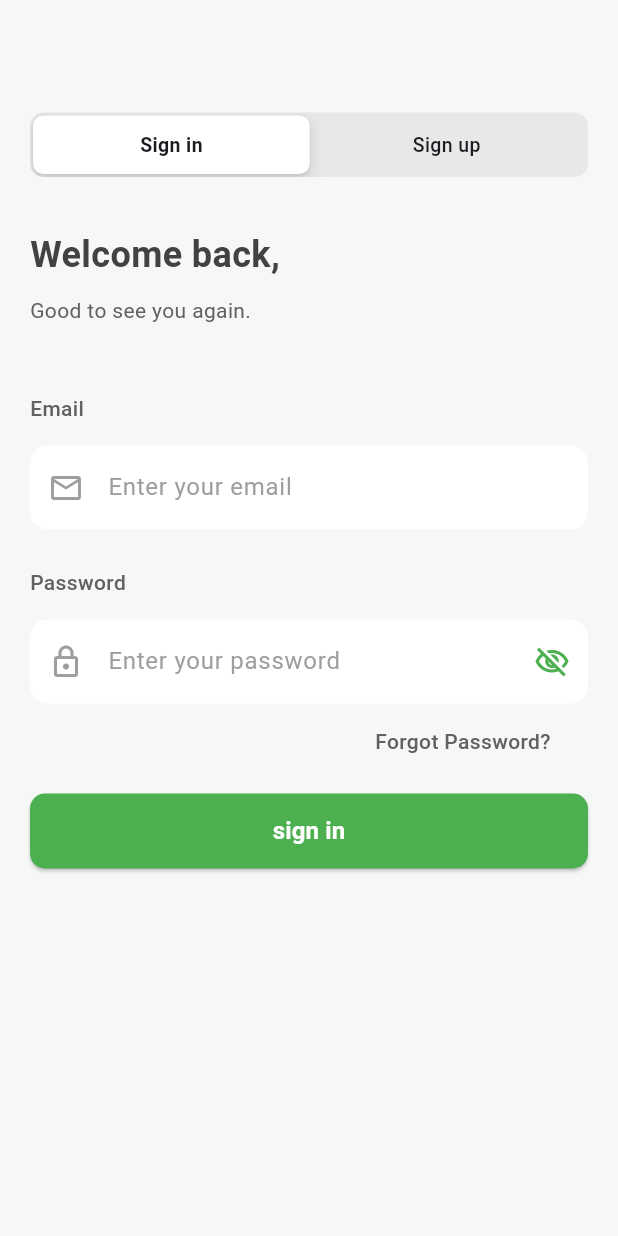
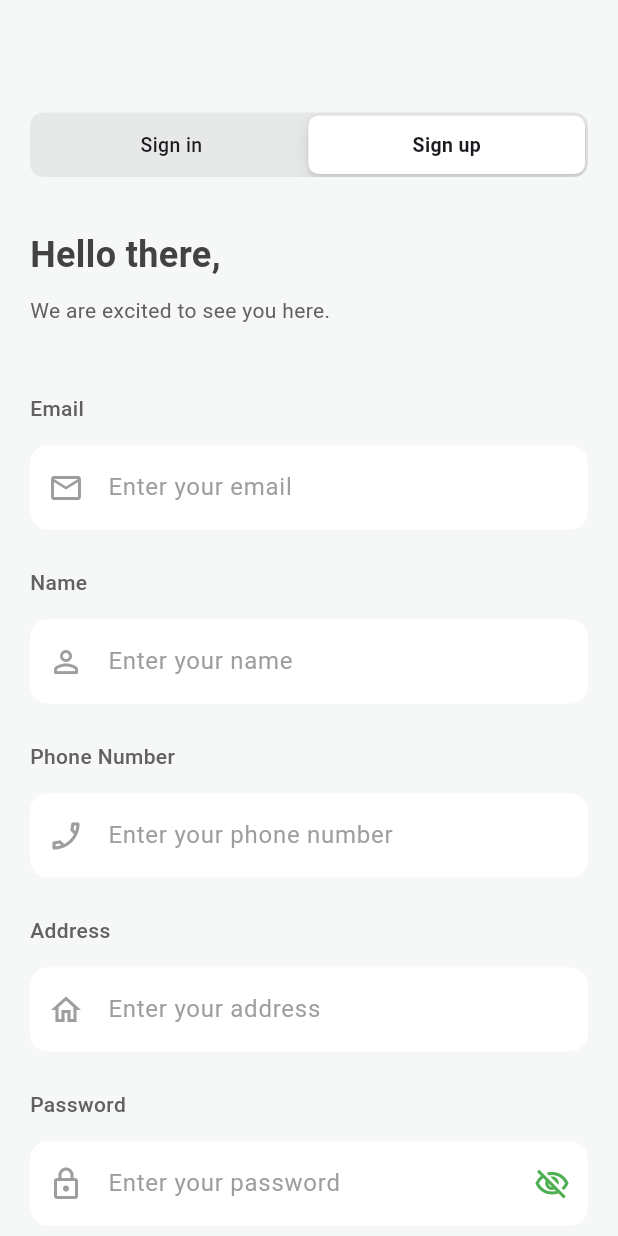
Before and after one commit to CV-JM-Network/BPKPD-Pasuruan-Flutter, a Flutter app: the screen it shows after launch, on a phone screen of 412 x 824 dp. Run offline on Flutter 3.47's test engine with Material 3 defaults, Android fonts, the phone set to English and light mode, and no system bars; our stand-ins replace pinput.

Commit message:
integrasi api register

```diff
--- /dev/null
+++ b/lib/api_service/registrasi/confirmation_request.dart
@@ -0,0 +1,11 @@
+class ConfirmationRequest {
+  final String kodeKonfirmasi;
+  final String deviceId;
+
+  ConfirmationRequest({required this.kodeKonfirmasi, required this.deviceId});
+
+  Map<String, dynamic> toJson() => {
+        'kode_konfirmasi': kodeKonfirmasi,
+        'device_id': deviceId,
+      };
+}
--- /dev/null
+++ b/lib/api_service/registrasi/registration_request.dart
@@ -0,0 +1,26 @@
+class RegistrationRequest {
+  final String email;
+  final String password;
+  final String nama;
+  final String alamat;
+  final String telpon;
+  final String deviceToken;
+
+  RegistrationRequest({
+    required this.email,
+    required this.password,
+    required this.nama,
+    required this.alamat,
+    required this.telpon,
+    required this.deviceToken,
+  });
+
+  Map<String, dynamic> toJson() => {
+        'email': email,
+        'password': password,
+        'nama': nama,
+        'alamat': alamat,
+        'telpon': telpon,
+        'device_token': deviceToken,
+      };
+}
--- /dev/null
+++ b/lib/api_service/registrasi/registration_response.dart
@@ -0,0 +1,13 @@
+class RegistrationResponse {
+  final String status;
+  final String message;
+
+  RegistrationResponse({required this.status, required this.message});
+
+  factory RegistrationResponse.fromJson(Map<String, dynamic> json) {
+    return RegistrationResponse(
+      status: json['status'],
+      message: json['message'],
+    );
+  }
+}
--- a/lib/main.dart
+++ b/lib/main.dart
@@ -1,11 +1,11 @@
-import 'package:bpkpd_pasuruan_app/screens/login.dart';
-import 'package:device_preview/device_preview.dart';
+import 'package:bpkpd_pasuruan_app/screens/register.dart';
 import 'package:flutter/material.dart';
 
 void main() {
-  runApp(DevicePreview(
-    builder: (context) => const MyApp(),
-  ));
+  // runApp(DevicePreview(
+  //   builder: (context) => const MyApp(),
+  // ));
+  runApp(const MyApp());
 }
 
 class MyApp extends StatelessWidget {
@@ -15,7 +15,7 @@ class MyApp extends StatelessWidget {
   @override
   Widget build(BuildContext context) {
     return const MaterialApp(
-      home: Login(),
+      home: Register(),
     );
   }
 }
--- a/lib/screens/login.dart
+++ b/lib/screens/login.dart
@@ -4,7 +4,6 @@ import 'package:bpkpd_pasuruan_app/screens/widget/passwordField_widget.dart';
 import 'package:flutter/cupertino.dart';
 import 'package:flutter/material.dart';
 
-import 'widget/emailField_widget.dart';
 import 'widget/text_widget.dart';
 
 class Login extends StatefulWidget {
@@ -20,7 +19,7 @@ class _LoginState extends State<Login> {
   int? _sliding = 0;
 
   var emailController = TextEditingController();
-  var passwordController = TextEditingController();
+  final TextEditingController _passwordController = TextEditingController();
 
   @override
   Widget build(BuildContext context) {
@@ -87,7 +86,7 @@ class _LoginState extends State<Login> {
                 const SizedBox(
                   height: 15,
                 ),
-                const EmailField(),
+                // const InputField(),
                 const SizedBox(
                   height: 25,
                 ),
@@ -100,7 +99,9 @@ class _LoginState extends State<Login> {
                 const SizedBox(
                   height: 15,
                 ),
-                const PasswordField(),
+                PasswordField(
+                  passwordController: _passwordController,
+                ),
                 const SizedBox(
                   height: 15,
                 ),
--- a/lib/screens/register.dart
+++ b/lib/screens/register.dart
@@ -3,9 +3,11 @@ import 'package:bpkpd_pasuruan_app/screens/widget/passwordField_widget.dart';
 import 'package:flutter/cupertino.dart';
 import 'package:flutter/material.dart';
 
-import 'widget/emailField_widget.dart';
+import '../api_service/api_service.dart';
+import '../api_service/registrasi/registration_request.dart';
+import 'verification_code.dart';
+import 'widget/inputField_widget.dart';
 import 'widget/text_widget.dart';
-import 'widget/usernameField_widget.dart';
 
 class Register extends StatefulWidget {
   const Register({super.key});
@@ -15,12 +17,16 @@ class Register extends StatefulWidget {
 }
 
 class _RegisterState extends State<Register> {
-  bool _obscureText = true;
   bool isFocused = false;
   int? _sliding = 1;
 
-  var emailController = TextEditingController();
-  var passwordController = TextEditingController();
+  final _formKey = GlobalKey<FormState>();
+  final TextEditingController _emailController = TextEditingController();
+  final TextEditingController _passwordController = TextEditingController();
+  final TextEditingController _namaController = TextEditingController();
+  final TextEditingController _alamatController = TextEditingController();
+  final TextEditingController _telponController = TextEditingController();
+  String? deviceToken = "blablab"; // Initialize with null
 
   @override
   Widget build(BuildContext context) {
@@ -29,6 +35,8 @@ class _RegisterState extends State<Register> {
         body: SingleChildScrollView(
           child: Padding(
             padding: const EdgeInsets.all(20),
+            child: Form(
+              key: _formKey,
               child: Column(
                 crossAxisAlignment: CrossAxisAlignment.start,
                 children: [
@@ -79,19 +87,6 @@ class _RegisterState extends State<Register> {
                     height: 45,
                   ),
                   TextWidget(
-                  text: "Username",
-                  fontSize: 14,
-                  fontWeight: FontWeight.w500,
-                  color: Colors.grey[700],
-                ),
-                const SizedBox(
-                  height: 15,
-                ),
-                const UsernameField(),
-                const SizedBox(
-                  height: 25,
-                ),
-                TextWidget(
                     text: "Email",
                     fontSize: 14,
                     fontWeight: FontWeight.w500,
@@ -100,7 +95,63 @@ class _RegisterState extends State<Register> {
                   const SizedBox(
                     height: 15,
                   ),
-                const EmailField(),
+                  InputField(
+                    controller: _emailController,
+                    text: 'Enter your email',
+                    icon: Icons.email_outlined,
+                  ),
+                  const SizedBox(
+                    height: 25,
+                  ),
+                  TextWidget(
+                    text: "Name",
+                    fontSize: 14,
+                    fontWeight: FontWeight.w500,
+                    color: Colors.grey[700],
+                  ),
+                  const SizedBox(
+                    height: 15,
+                  ),
+                  InputField(
+                    controller: _namaController,
+                    text: 'Enter your name',
+                    icon: Icons.person_outline_rounded,
+                  ),
+                  const SizedBox(
+                    height: 25,
+                  ),
+                  TextWidget(
+                    text: "Phone Number",
+                    fontSize: 14,
+                    fontWeight: FontWeight.w500,
+                    color: Colors.grey[700],
+                  ),
+                  const SizedBox(
+                    height: 15,
+                  ),
+                  InputField(
+                    controller: _telponController,
+                    text: 'Enter your phone number',
+                    icon: Icons.phone_enabled_outlined,
+                    type: TextInputType.number,
+                  ),
+                  const SizedBox(
+                    height: 25,
+                  ),
+                  TextWidget(
+                    text: "Address",
+                    fontSize: 14,
+                    fontWeight: FontWeight.w500,
+                    color: Colors.grey[700],
+                  ),
+                  const SizedBox(
+                    height: 15,
+                  ),
+                  InputField(
+                    controller: _alamatController,
+                    text: 'Enter your address',
+                    icon: Icons.home_outlined,
+                  ),
                   const SizedBox(
                     height: 25,
                   ),
@@ -113,11 +164,15 @@ class _RegisterState extends State<Register> {
                   const SizedBox(
                     height: 15,
                   ),
-                const PasswordField(),
+                  PasswordField(
+                    passwordController: _passwordController,
+                  ),
                   const SizedBox(
-                  height: 25,
+                    height: 55,
                   ),
-                SizedBox(
+                  Padding(
+                    padding: const EdgeInsets.only(bottom: 55),
+                    child: SizedBox(
                       height: 50,
                       width: double.infinity,
                       child: Expanded(
@@ -128,14 +183,49 @@ class _RegisterState extends State<Register> {
                                   borderRadius: BorderRadius.circular(10),
                                 ),
                               ),
-                          onPressed: () {},
+                              onPressed: () async {
+                                if (_formKey.currentState!.validate()) {
+                                  try {
+                                    final request = RegistrationRequest(
+                                      email: _emailController.text,
+                                      password: _passwordController.text,
+                                      nama: _namaController.text,
+                                      alamat: _alamatController.text,
+                                      telpon: _telponController.text,
+                                      deviceToken: deviceToken!,
+                                    );
+
+                                    final response = await ApiService()
+                                        .registerUser(request);
+                                    ScaffoldMessenger.of(context).showSnackBar(
+                                      SnackBar(content: Text(response.message)),
+                                    );
+                                    // Navigate to Confirmation Screen
+                                    Navigator.push(
+                                      context,
+                                      MaterialPageRoute(
+                                        builder: (context) =>
+                                            VerificationCode(),
+                                      ),
+                                    );
+                                  } catch (e) {
+                                    ScaffoldMessenger.of(context).showSnackBar(
+                                      SnackBar(
+                                          content:
+                                              Text('Registration failed: $e')),
+                                    );
+                                  }
+                                }
+                              },
                               child: const TextWidget(
                                   text: "Sign up",
                                   fontSize: 16,
                                   fontWeight: FontWeight.w600,
                                   color: Colors.white))),
                     ),
+                  ),
                 ],
+              ),
             ),
           ),
         ));
--- a/lib/screens/widget/emailField_widget.dart
+++ b/lib/screens/widget/inputField_widget.dart
@@ -1,20 +1,28 @@
 import 'package:flutter/material.dart';
 
-class EmailField extends StatelessWidget {
-  const EmailField({
-    super.key,
-  });
+class InputField extends StatelessWidget {
+  const InputField(
+      {super.key,
+      required this.controller,
+      required this.text,
+      required this.icon,
+      this.type});
+
+  final TextEditingController controller;
+  final String text;
+  final IconData icon;
+  final TextInputType? type;
 
   @override
   Widget build(BuildContext context) {
     return TextField(
+      keyboardType: type,
+      controller: controller,
       decoration: InputDecoration(
-        hintText: 'Enter your email',
+        hintText: text,
         hintStyle:
             TextStyle(color: Colors.grey[500], fontWeight: FontWeight.w400),
-        prefixIcon: const Icon(
-          Icons.email_outlined,
-        ),
+        prefixIcon: Icon(icon),
         prefixIconColor: WidgetStateColor.resolveWith((states) =>
             states.contains(WidgetState.focused) ? Colors.green : Colors.grey),
         filled: true,
--- a/lib/screens/widget/passwordField_widget.dart
+++ b/lib/screens/widget/passwordField_widget.dart
@@ -1,7 +1,9 @@
 import 'package:flutter/material.dart';
 
 class PasswordField extends StatefulWidget {
-  const PasswordField({super.key});
+  const PasswordField({super.key, required this.passwordController});
+
+  final TextEditingController passwordController;
 
   @override
   State<PasswordField> createState() => _PasswordFieldState();
@@ -10,11 +12,10 @@ class PasswordField extends StatefulWidget {
 class _PasswordFieldState extends State<PasswordField> {
   bool _obscureText = true;
 
-  var passwordController = TextEditingController();
   @override
   Widget build(BuildContext context) {
     return TextField(
-      controller: passwordController,
+      controller: widget.passwordController,
       obscureText: _obscureText,
       decoration: InputDecoration(
         hintText: 'Enter your password',
--- a/pubspec.yaml
+++ b/pubspec.yaml
@@ -35,7 +35,9 @@ dependencies:
   # Use with the CupertinoIcons class for iOS style icons.
   cupertino_icons: ^1.0.8
   pinput: ^5.0.0
-  device_preview: ^1.2.0
+  http: ^1.2.2
+  firebase_messaging: ^15.1.6
+  # device_preview: ^1.2.0
 
 dev_dependencies:
   flutter_test:
```
Also changed, not shown: lib/api_service/api_service.dart (added, +46 -0 lines), lib/screens/form_pengajuan.dart (added, +190 -0 lines), lib/screens/jenis_pengajuan.dart (added, +97 -0 lines), lib/screens/widget/category_grid.dart (added, +51 -0 lines), assets/tax.png (added), pubspec.lock, 4 other files. Lines whose indentation alone changed are shown as unchanged.
